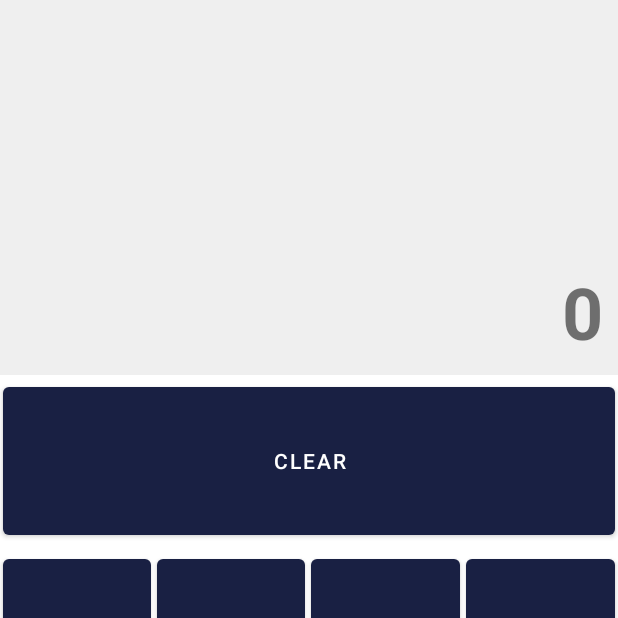
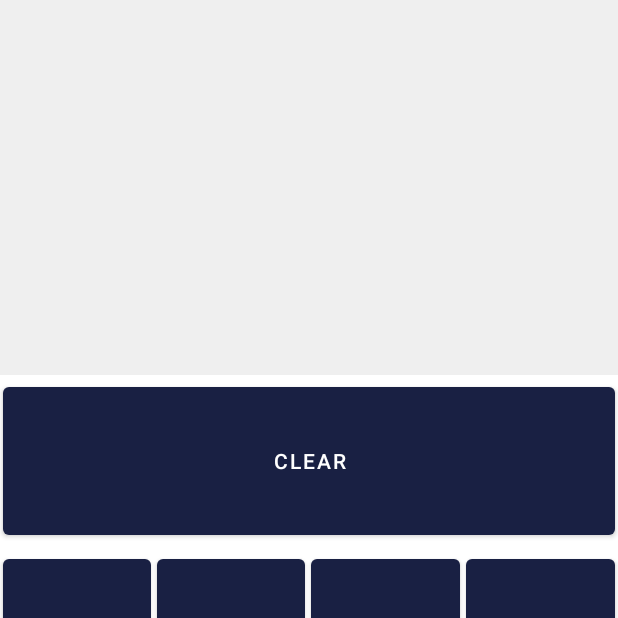
Before and after one commit to kwonjuyeong/Kotlin_Calculator_App, an Android app: the screen it shows after launch (MainActivity), on a phone screen of 412 x 824 dp, the top half of it. Run offline under Robolectric (Android 15) with nearby library versions, the phone set to English and light mode, and no system bars.

Commit message:
계산기 완성

```diff
--- a/app/src/main/res/layout/activity_main.xml
+++ b/app/src/main/res/layout/activity_main.xml
@@ -17,7 +17,6 @@
         android:padding="10dp"
         android:textStyle="bold"
         android:textSize="48sp"
-        android:text="@string/Calculate"
         android:gravity="end|bottom"/>
     <!--android:text="@string/Calculate"/>-->
 
```
